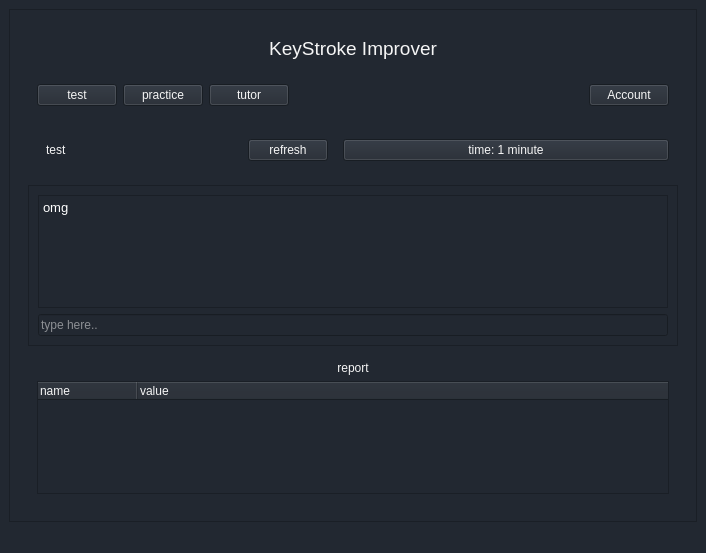
This is home.ui in Prakash5209/typing_tutor as Qt 5 draws it before an edit. The edited form follows.
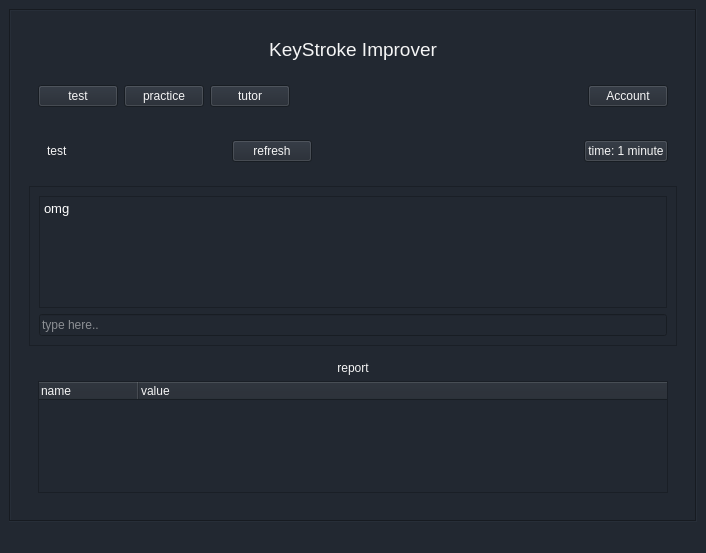
This is the edited form.

```diff
--- a/home.ui
+++ b/home.ui
@@ -32,6 +32,9 @@
    <layout class="QGridLayout" name="gridLayout">
     <item row="0" column="0">
      <widget class="QScrollArea" name="scrollArea">
+      <property name="frameShape">
+       <enum>QFrame::Box</enum>
+      </property>
       <property name="widgetResizable">
        <bool>true</bool>
       </property>
@@ -40,8 +43,8 @@
         <rect>
          <x>0</x>
          <y>0</y>
-         <width>686</width>
-         <height>490</height>
+         <width>684</width>
+         <height>488</height>
         </rect>
        </property>
        <layout class="QGridLayout" name="gridLayout_3">
@@ -74,8 +77,8 @@
              <property name="frameShadow">
               <enum>QFrame::Raised</enum>
              </property>
-             <layout class="QHBoxLayout" name="horizontalLayout_3">
-              <item>
+             <layout class="QGridLayout" name="gridLayout_4">
+              <item row="0" column="0">
                <widget class="QFrame" name="frame_6">
                 <property name="minimumSize">
                  <size>
@@ -132,8 +135,21 @@
                 </layout>
                </widget>
               </item>
-              <item>
-               <widget class="QPushButton" name="time_button">
+              <item row="0" column="1">
+               <spacer name="horizontalSpacer_2">
+                <property name="orientation">
+                 <enum>Qt::Horizontal</enum>
+                </property>
+                <property name="sizeHint" stdset="0">
+                 <size>
+                  <width>231</width>
+                  <height>21</height>
+                 </size>
+                </property>
+               </spacer>
+              </item>
+              <item row="0" column="2">
+               <widget class="QPushButton" name="label_3">
                 <property name="styleSheet">
                  <string notr="true">color:whitesmoke;</string>
                 </property>
@@ -309,8 +325,8 @@
                <rect>
                 <x>0</x>
                 <y>0</y>
-                <width>650</width>
-                <height>139</height>
+                <width>648</width>
+                <height>138</height>
                </rect>
               </property>
               <layout class="QVBoxLayout" name="verticalLayout_2">
```
